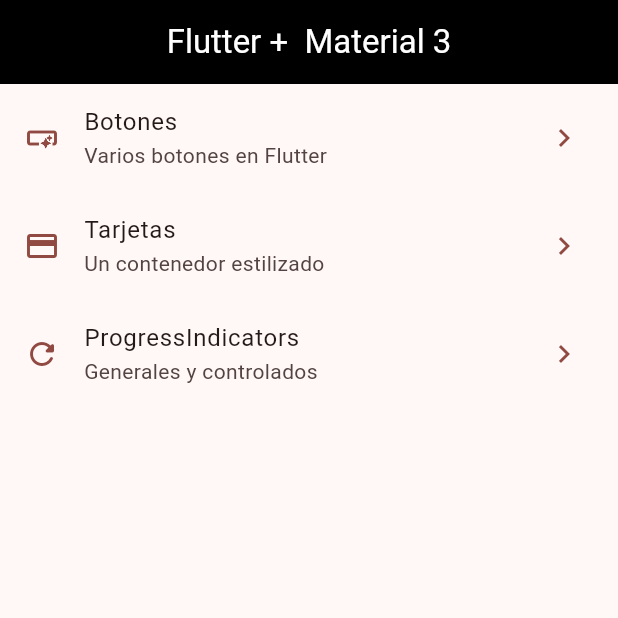
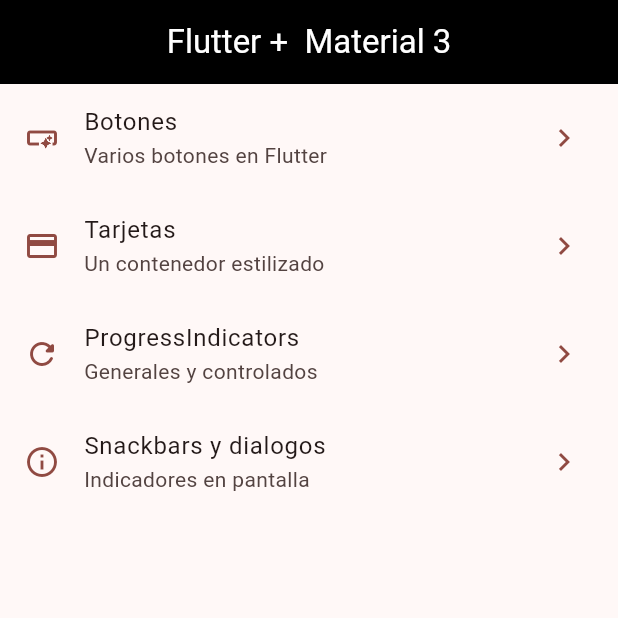
Before and after one commit to KeingCasabona/Devtalles-semana9-semana10-flutter-devtalles-widgets_app, a Flutter app: the screen it shows after launch, on a phone screen of 412 x 824 dp, the top half of it. Run offline on Flutter 3.47's test engine with Material 3 defaults, Android fonts, the phone set to English and light mode, and no system bars; our stand-ins replace go_router.

Commit message:
feat: Add SnackBar

```diff
--- a/lib/config/menu/menu_item.dart
+++ b/lib/config/menu/menu_item.dart
@@ -32,5 +32,11 @@ const appMenuItems = <MenuItem>[
     subTitle: 'Generales y controlados',
     link: '/progress',
     icon: Icons.refresh_rounded,
+  ),
+  MenuItem(
+    title: 'Snackbars y dialogos',
+    subTitle: "Indicadores en pantalla",
+    link: '/snackbars',
+    icon: Icons.info_outline,
   )
 ];
--- a/lib/config/router/app_router.dart
+++ b/lib/config/router/app_router.dart
@@ -20,5 +20,9 @@ final appRouter = GoRouter(
         path: '/progress',
         name: ProgressScreen.name,
         builder: (context, state) => ProgressScreen()),
+    GoRoute(
+        path: '/snackbars',
+        name: SnackbarScreen.name,
+        builder: (context, state) => SnackbarScreen()),
   ],
 );
```
Also changed, not shown: lib/presentation/screens/snackbar/snackbar_screen.dart (+24 -1 lines).
